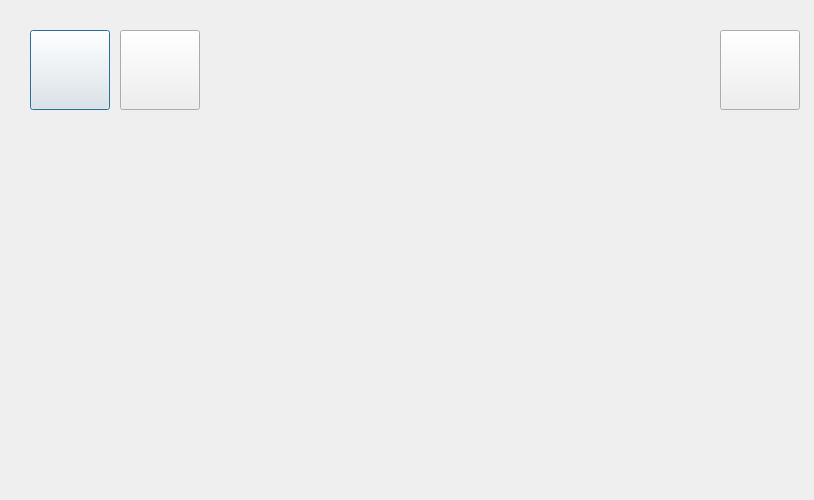
First picture: the form in src/XMusic/medialibdlg.ui, repository 1028417/XMusic, before the edit.
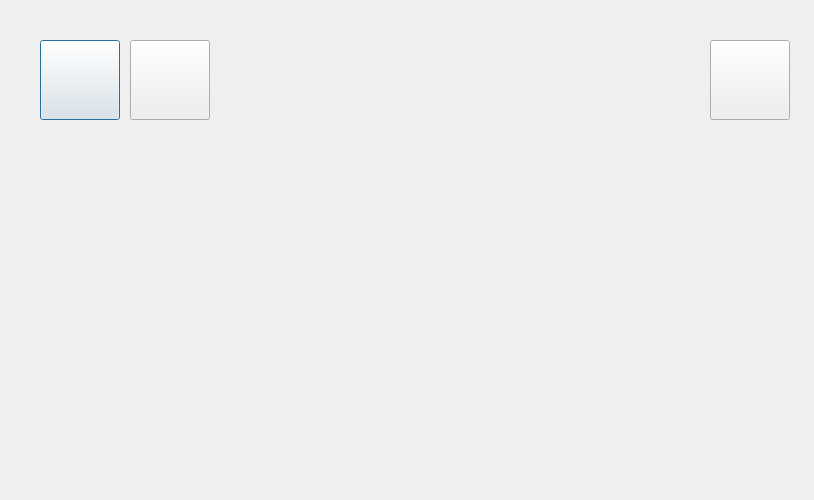
Second picture: the form after the edit. Icons and pictures are not drawn. Custom widgets are drawn as their Qt base class.

What changed in the file:
```diff
--- a/src/XMusic/medialibdlg.ui
+++ b/src/XMusic/medialibdlg.ui
@@ -16,8 +16,8 @@
   <widget class="CButton" name="btnReturn">
    <property name="geometry">
     <rect>
-     <x>30</x>
-     <y>30</y>
+     <x>40</x>
+     <y>40</y>
      <width>80</width>
      <height>80</height>
     </rect>
@@ -45,7 +45,7 @@
    <property name="geometry">
     <rect>
      <x>230</x>
-     <y>37</y>
+     <y>47</y>
      <width>300</width>
      <height>60</height>
     </rect>
@@ -57,8 +57,8 @@
   <widget class="CButton" name="btnUpward">
    <property name="geometry">
     <rect>
-     <x>120</x>
-     <y>30</y>
+     <x>130</x>
+     <y>40</y>
      <width>80</width>
      <height>80</height>
     </rect>
@@ -85,8 +85,8 @@
   <widget class="CButton" name="btnPlay">
    <property name="geometry">
     <rect>
-     <x>720</x>
-     <y>30</y>
+     <x>710</x>
+     <y>40</y>
      <width>80</width>
      <height>80</height>
     </rect>
```
